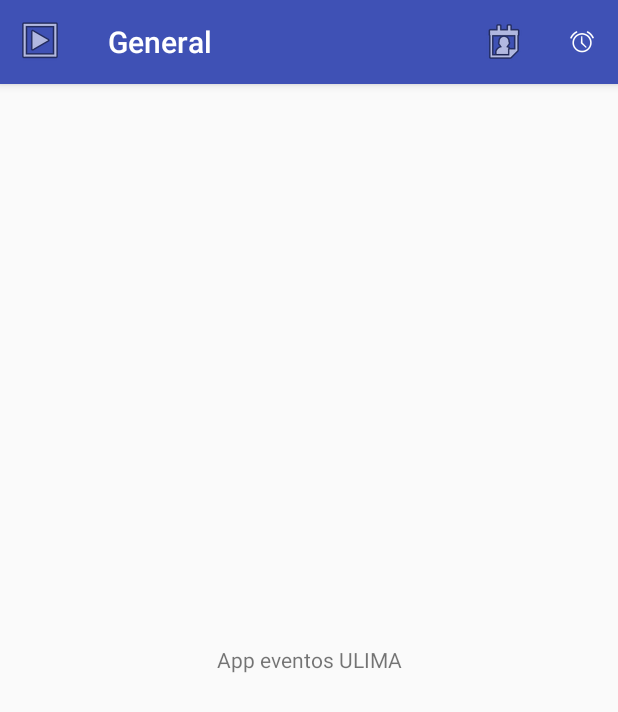
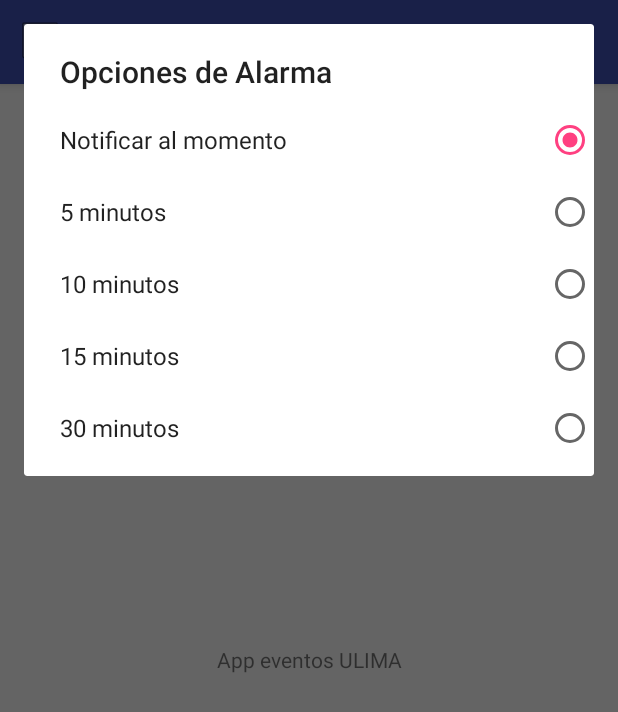
Before and after one commit to kyoshisakuda/EventosApp, an Android app: the screen it shows after launch (Navigation), after a tap on "Accion 2", on a phone screen of 412 x 824 dp. Shown: the top 712 px of the screen. Run offline under Robolectric (Android 15) with nearby library versions, the phone set to English and light mode, and no system bars; our stand-ins replace Picasso; libraries missing offline, so code that uses them is left out: com.firebase.client; pictures from the network do not load; 3 statements that could not run were skipped.

Commit message:
opciones de menu

```diff
--- a/app/src/main/java/pe/edu/ulima/eventosulima/Navigation.java
+++ b/app/src/main/java/pe/edu/ulima/eventosulima/Navigation.java
@@ -1,6 +1,7 @@
 package pe.edu.ulima.eventosulima;
 
 import android.content.Intent;
+import android.content.SharedPreferences;
 import android.support.design.widget.NavigationView;
 import android.support.v4.app.FragmentManager;
 import android.support.v4.app.FragmentTransaction;
@@ -9,8 +10,9 @@ import android.support.v4.widget.DrawerLayout;
 import android.support.v7.app.ActionBar;
 import android.support.v7.app.AppCompatActivity;
 import android.os.Bundle;
+import android.view.ContextMenu;
 import android.view.MenuItem;
-import android.widget.Toast;
+import android.view.View;
 
 import pe.edu.ulima.eventosulima.layout.Asistir;
 import pe.edu.ulima.eventosulima.layout.General;
@@ -20,10 +22,13 @@ import pe.edu.ulima.eventosulima.layout.Sistemas;
 public class Navigation extends AppCompatActivity {
     private DrawerLayout drawerLayout;
     ActionBar actionBar;
+    SharedPreferences sp;
     @Override
     protected void onCreate(Bundle savedInstanceState) {
         super.onCreate(savedInstanceState);
         setContentView(R.layout.activity_navigation);
+
+        sp = getSharedPreferences("preferencias", MODE_PRIVATE);
 
         NavigationView navigationView = (NavigationView) findViewById(R.id.nav_view);
 
@@ -66,12 +71,43 @@ public class Navigation extends AppCompatActivity {
                 return true;
             }
         });
+    }
 
+    @Override
+    public void onCreateContextMenu(ContextMenu menu, View v, ContextMenu.ContextMenuInfo menuInfo) {
+        super.onCreateContextMenu(menu, v, menuInfo);
+        this.getMenuInflater().inflate(R.menu.alarm_context_menu, menu);
+        menu.setHeaderTitle("Opciones de Alarma");
+        int intOpcion  = sp.getInt("opcion",0);
+        if(intOpcion>0) {
+            MenuItem mi = menu.findItem(intOpcion);
+            mi.setChecked(true);
+        } else {
+            MenuItem mi = menu.findItem(R.id.mi0);
+            mi.setChecked(true);
+        }
+    }
 
+    @Override
+    public boolean onContextItemSelected(MenuItem item) {
+        int selectedItem = item.getItemId();
+        switch (selectedItem) {
+            case R.id.mi0:
+            case R.id.mi5:
+            case R.id.mi10:
+            case R.id.mi15:
+            case R.id.mi30:
+                if(item.isChecked()) item.setChecked(false);
+                else item.setChecked(true);
+                SharedPreferences.Editor editor = sp.edit();
+                editor.putInt("opcion", selectedItem);
+                editor.commit();
+                return true;
+            default:
+                return super.onContextItemSelected(item);
+        }
+    }
 
-
-
-    }
     @Override
     public boolean onOptionsItemSelected(MenuItem item) {
 
@@ -86,7 +122,10 @@ public class Navigation extends AppCompatActivity {
                 //Toast.makeText(this, "Accion 1", Toast.LENGTH_SHORT).show();
                 break;
             case R.id.menu2:
-                Toast.makeText(this, "Accion 2", Toast.LENGTH_SHORT).show();
+                //Toast.makeText(this, "Accion 2", Toast.LENGTH_SHORT).show();
+                registerForContextMenu(findViewById(R.id.butInvisible));
+                openContextMenu(findViewById(R.id.butInvisible));
+
                 break;
         }
 
--- a/app/src/main/res/layout/activity_navigation.xml
+++ b/app/src/main/res/layout/activity_navigation.xml
@@ -6,6 +6,11 @@
     xmlns:app="http://schemas.android.com/apk/res-auto"
     android:id="@+id/drawer_layout">
 
+    <Button
+        android:id="@+id/butInvisible"
+        android:layout_width="wrap_content"
+        android:layout_height="wrap_content"
+        android:visibility="gone"/>
     <TextView
         android:layout_width="match_parent"
         android:layout_height="match_parent"
--- /dev/null
+++ b/app/src/main/res/menu/alarm_context_menu.xml
@@ -0,0 +1,20 @@
+<?xml version="1.0" encoding="utf-8"?>
+<menu xmlns:android="http://schemas.android.com/apk/res/android">
+    <group android:checkableBehavior="single">
+        <item
+            android:id="@+id/mi0"
+            android:title="Notificar al momento"/>
+        <item
+            android:id="@+id/mi5"
+            android:title="5 minutos"/>
+        <item
+            android:id="@+id/mi10"
+            android:title="10 minutos"/>
+        <item
+            android:id="@+id/mi15"
+            android:title="15 minutos"/>
+        <item
+            android:id="@+id/mi30"
+            android:title="30 minutos"/>
+    </group>
+</menu>
```
Also changed, not shown: app/src/main/java/pe/edu/ulima/eventosulima/layout/Asistir.java (+24 -2 lines), app/src/main/java/pe/edu/ulima/eventosulima/layout/General.java (+22 -0 lines), app/src/main/java/pe/edu/ulima/eventosulima/layout/Industrial.java (+22 -0 lines), app/src/main/java/pe/edu/ulima/eventosulima/layout/Sistemas.java (+22 -0 lines).
